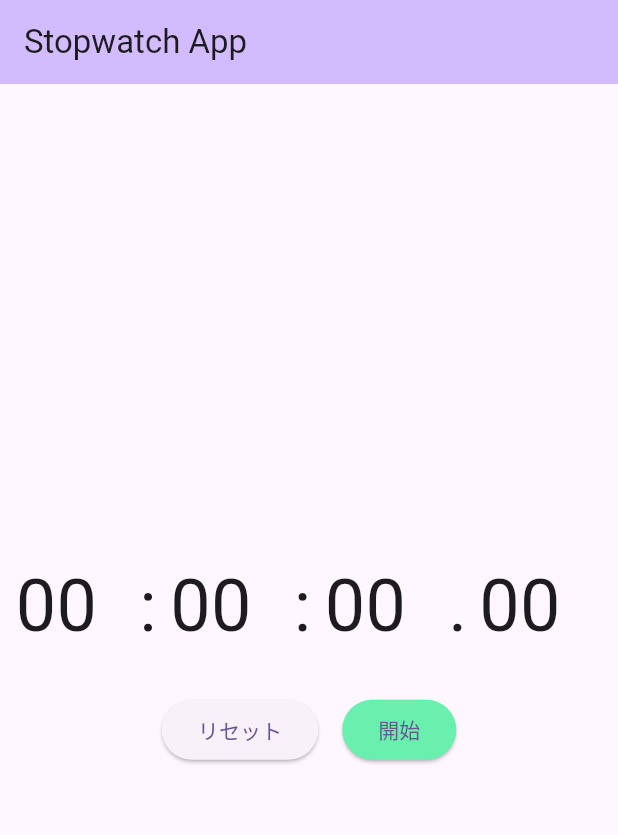
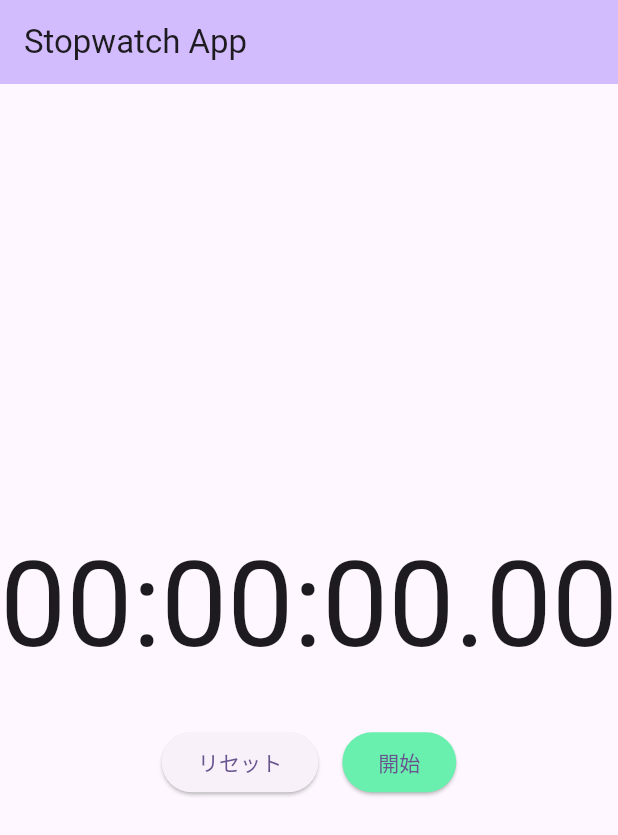
Before and after one commit to kobayashi-shota/flutter_study, a Flutter app: the screen it shows after launch, on a phone screen of 412 x 824 dp. Shown: the top 835 px of the screen. Run offline on Flutter 3.47's test engine with Material 2 defaults, Android fonts, the phone set to English and light mode, and no system bars; Roboto replaces fonts that are missing (Menlo).

Commit message:
fix: 計測時間表示のデザイン崩れ修正

```diff
--- a/lib/presentation/screen/stopwatch_screen.dart
+++ b/lib/presentation/screen/stopwatch_screen.dart
@@ -29,17 +29,6 @@ class _StopwatchScreenState extends State<StopwatchScreen> {
       ),
     );
   }
-
-  SizedBox timerBox(String text, double width) => SizedBox(
-        width: width,
-        child: Text(
-          text,
-          style: const TextStyle(
-            fontSize: 48,
-            fontWeight: FontWeight.normal,
-          ),
-        ),
-      );
 
   void start() {
     setState(() {
@@ -106,22 +95,19 @@ class _StopwatchScreenState extends State<StopwatchScreen> {
         title: const Text('Stopwatch App'),
       ),
       body: Center(
+        widthFactor: MediaQuery.of(context).size.width,
         child: Column(
           mainAxisAlignment: MainAxisAlignment.center,
           children: [
             FittedBox(
-              fit: BoxFit.fill,
-              child: Row(
-                mainAxisAlignment: MainAxisAlignment.spaceAround,
-                children: [
-                  timerBox(hours, elapsedWidth),
-                  timerBox(':', separatorWidth),
-                  timerBox(minutes, elapsedWidth),
-                  timerBox(':', separatorWidth),
-                  timerBox(seconds, elapsedWidth),
-                  timerBox('.', separatorWidth),
-                  timerBox(milliseconds, elapsedWidth),
-                ],
+              child: Text(
+                '$hours:$minutes:$seconds.$milliseconds',
+                maxLines: 1,
+                style: const TextStyle(
+                  fontFamily: 'Menlo',
+                  fontSize: 1000,
+                  fontWeight: FontWeight.normal,
+                ),
               ),
             ),
             const SizedBox(height: 24),
```
